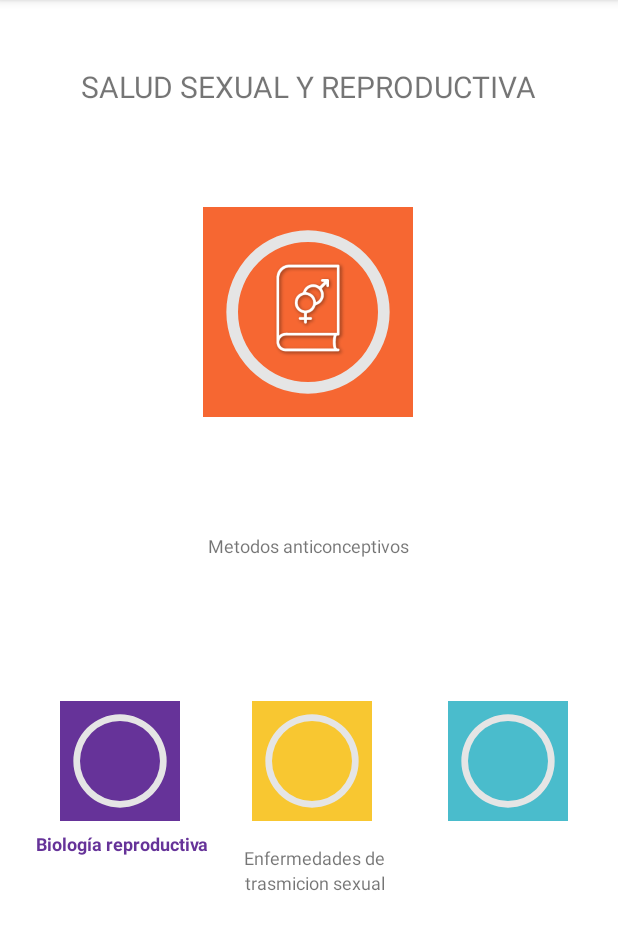
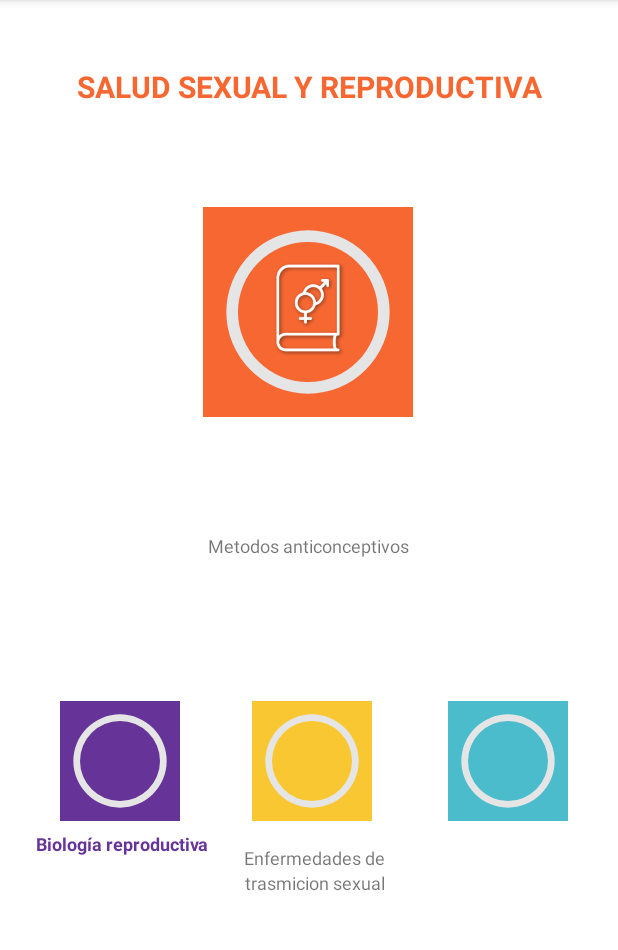
Before and after one commit to Jess-CR/OkayApp, an Android app: the Topic screen opened directly, with no data from a screen before it, on a phone screen of 412 x 824 dp, the part 84-1034 px from its top. Run offline under Robolectric (Android 15) with nearby library versions, the phone set to English and light mode, and no system bars; Roboto replaces fonts that are not available here.

```diff
--- a/app/src/main/res/layout/activity_topic.xml
+++ b/app/src/main/res/layout/activity_topic.xml
@@ -12,7 +12,9 @@
         android:layout_height="wrap_content"
         android:layout_marginTop="44dp"
         android:text="SALUD SEXUAL Y REPRODUCTIVA"
-        android:textSize="20dp"
+        android:textSize="20sp"
+        android:textStyle="bold"
+        android:textColor="@color/yolo_orange"
         app:layout_constraintEnd_toEndOf="parent"
         app:layout_constraintStart_toStartOf="parent"
         app:layout_constraintTop_toTopOf="parent" />
```
